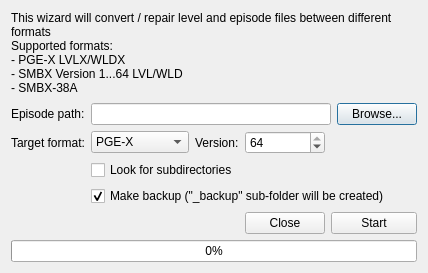
Qt form Maintainer/EpisodeCvt/episode_converter.ui (WohlSoft/Moondust-Project) before a commit.
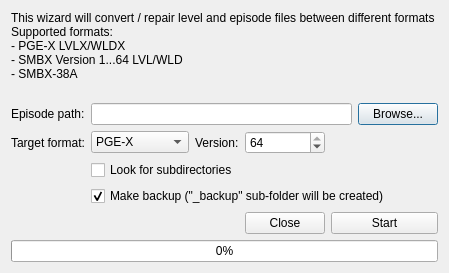
The same form after that commit.

Diff of the .ui file:
```diff
--- a/Maintainer/EpisodeCvt/episode_converter.ui
+++ b/Maintainer/EpisodeCvt/episode_converter.ui
@@ -6,7 +6,7 @@
    <rect>
     <x>0</x>
     <y>0</y>
-    <width>422</width>
+    <width>449</width>
     <height>273</height>
    </rect>
   </property>
```
Left out of the diff: 2 changed lines with no effect on the pictures.
